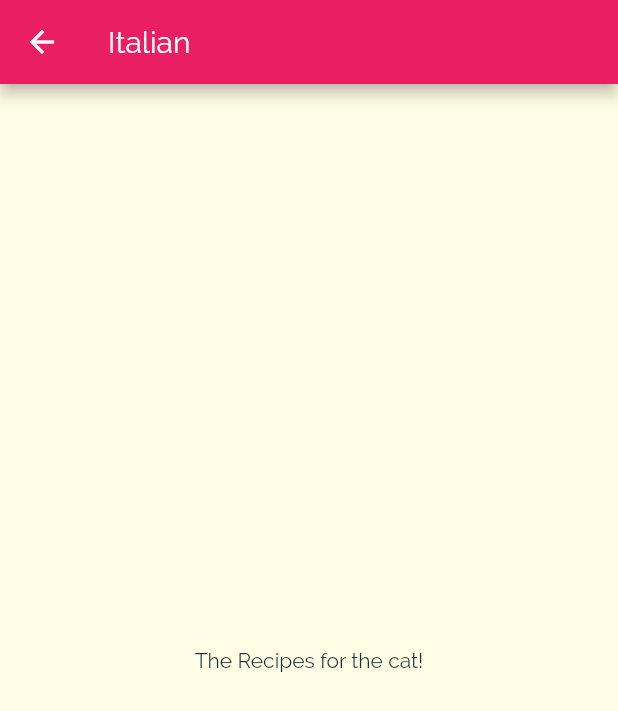
After one commit to kaboosan/meals_app, a Flutter app: the screen it shows after launch, after a tap on "Italian", on a phone screen of 412 x 824 dp. The commit adds this screen. Shown: the top 711 px of the screen. Run offline on Flutter 3.47's test engine with Material 2 defaults, Android fonts, the phone set to English and light mode, and no system bars.

Commit message:
Add screen for category meals + navigation

```diff
--- a/lib/categories_screen.dart
+++ b/lib/categories_screen.dart
@@ -1,5 +1,4 @@
 import 'package:flutter/material.dart';
-import 'package:flutter/widgets.dart';
 import 'package:meals_app/category_item.dart';
 
 import 'dummy_data.dart';
@@ -14,7 +13,7 @@ class CategoriesScreen extends StatelessWidget {
         body: GridView(
           padding: const EdgeInsets.all(25),
           children: DUMMY_CATEGORIES
-              .map((cat) => CategoryItem(cat.title, cat.color))
+              .map((cat) => CategoryItem(cat.id, cat.title, cat.color))
               .toList(),
           gridDelegate: SliverGridDelegateWithMaxCrossAxisExtent(
               maxCrossAxisExtent: 200,
--- a/lib/category_item.dart
+++ b/lib/category_item.dart
@@ -1,14 +1,26 @@
 import 'package:flutter/material.dart';
+import 'package:meals_app/category_meals_screen.dart';
 
 class CategoryItem extends StatelessWidget {
   final String title;
   final Color color;
+  final String id;
 
-  CategoryItem(this.title, this.color);
+  CategoryItem(this.id, this.title, this.color);
+
+  void selectCategory(BuildContext ctx) {
+    Navigator.of(ctx).push(MaterialPageRoute(builder: (_) {
+      return CategoryMealsAcreen(id, title);
+    }));
+  }
 
   @override
   Widget build(BuildContext context) {
-    return Container(
+    return InkWell(
+      onTap: () => selectCategory(context),
+      splashColor: Theme.of(context).primaryColor,
+      borderRadius: BorderRadius.circular(15),
+      child: Container(
         padding: const EdgeInsets.all(15),
         child: Text(
           title,
@@ -20,6 +32,7 @@ class CategoryItem extends StatelessWidget {
                 begin: Alignment.topLeft,
                 end: Alignment.bottomRight),
             borderRadius: BorderRadius.circular(15)),
+      ),
     );
   }
 }
--- /dev/null
+++ b/lib/category_meals_screen.dart
@@ -0,0 +1,17 @@
+import 'package:flutter/material.dart';
+
+class CategoryMealsAcreen extends StatelessWidget {
+  final String catId;
+  final String catTitle;
+
+  CategoryMealsAcreen(this.catId, this.catTitle);
+
+  @override
+  Widget build(BuildContext context) {
+    return Scaffold(
+        appBar: AppBar(
+          title: Text(catTitle),
+        ),
+        body: Center(child: Text('The Recipes for the cat!')));
+  }
+}
```
Lines whose indentation alone changed are shown as unchanged.
